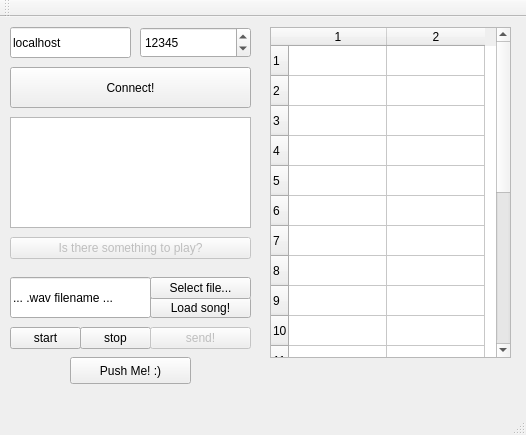
Before: the Qt Designer form QtClient - basics/AudioClient/clientwindow.ui in zkatzen/sk2-projekt, drawn with Qt 5.
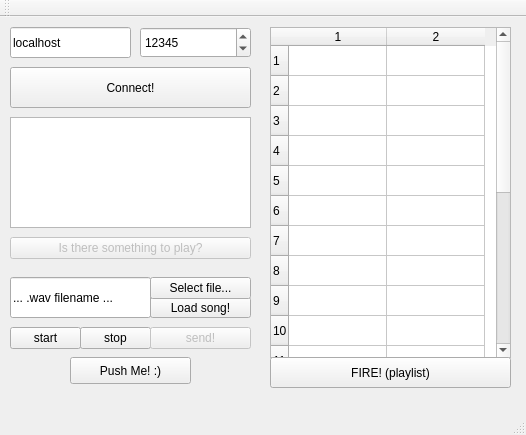
After: the same form once the commit is applied.

Patch:
```diff
--- a/QtClient - basics/AudioClient/clientwindow.ui
+++ b/QtClient - basics/AudioClient/clientwindow.ui
@@ -217,6 +217,19 @@
      <string>Push Me! :)</string>
     </property>
    </widget>
+   <widget class="QPushButton" name="firePlaylistButton">
+    <property name="geometry">
+     <rect>
+      <x>270</x>
+      <y>340</y>
+      <width>241</width>
+      <height>31</height>
+     </rect>
+    </property>
+    <property name="text">
+     <string>FIRE! (playlist)</string>
+    </property>
+   </widget>
   </widget>
   <widget class="QMenuBar" name="menuBar">
    <property name="geometry">
```
